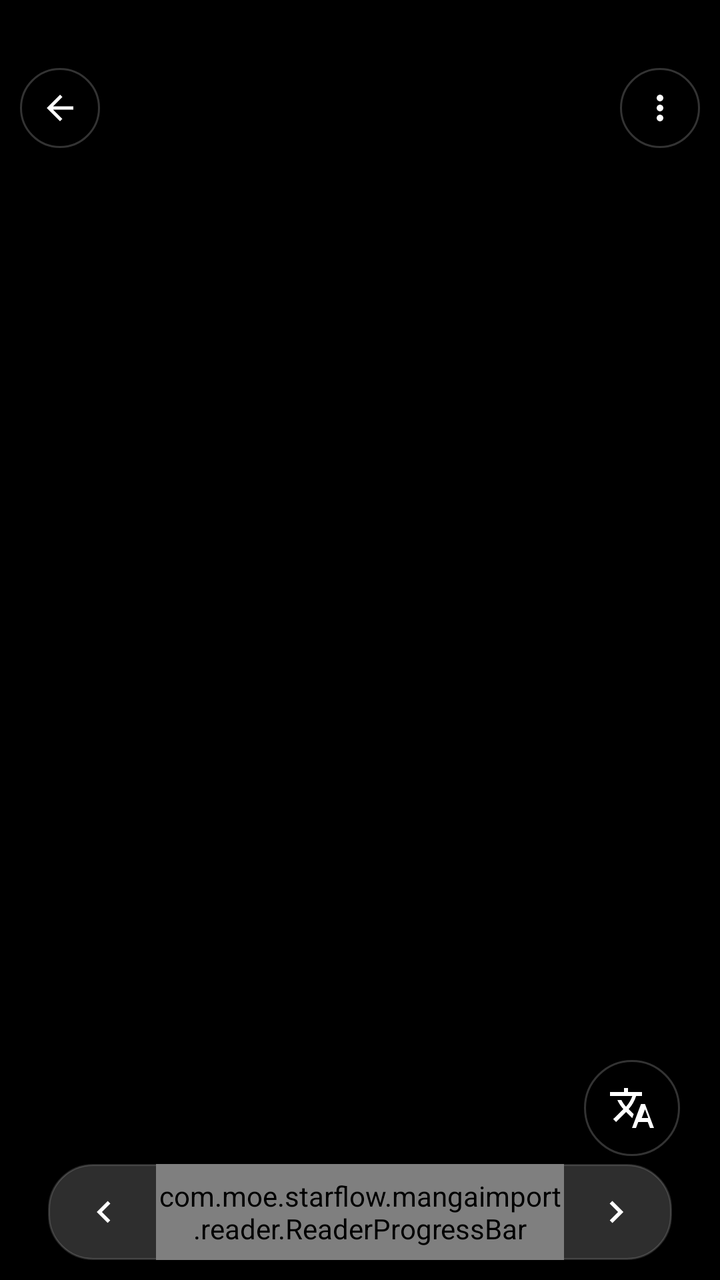
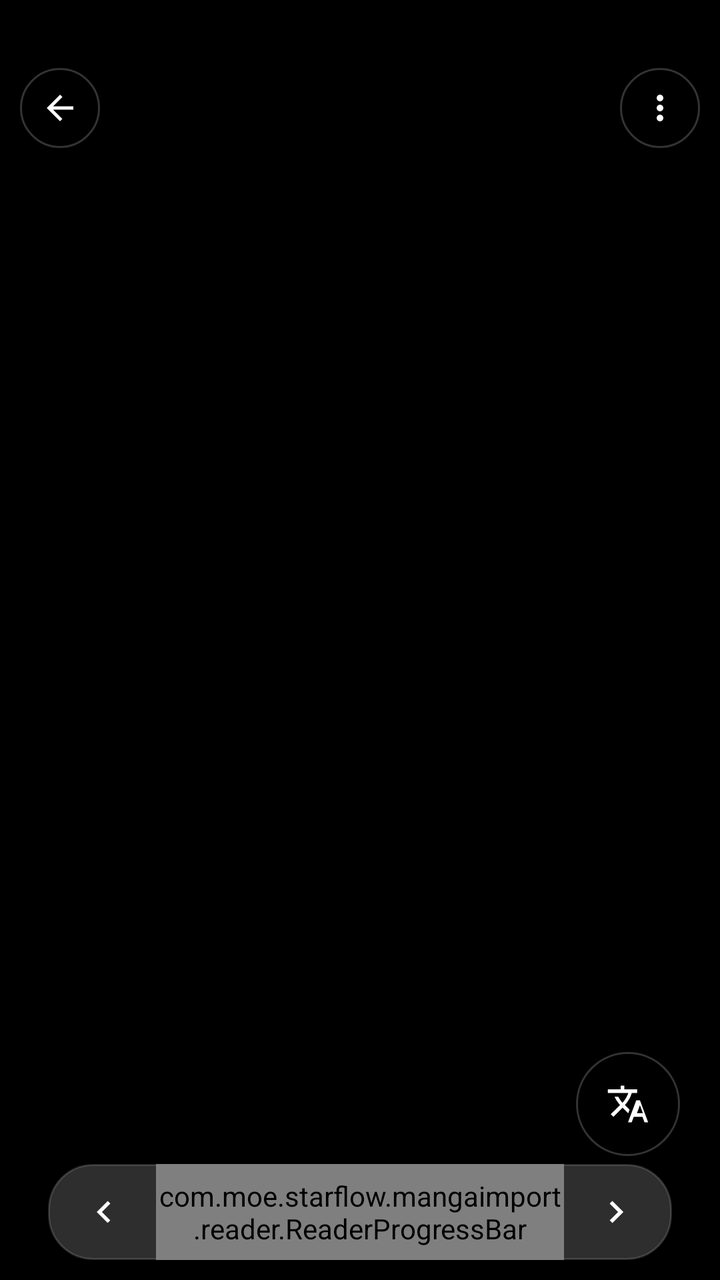

An Android layout rendered at two revisions. The XML below is the earlier revision; the diff shows what the commit changed to produce the second picture.
<!-- AndroidManifest.xml: activity theme Theme.MaterialComponents.DayNight.NoActionBar -->
<!-- res/layout/activity_manga_reader.xml -->
<?xml version="1.0" encoding="utf-8"?>
<FrameLayout
    xmlns:android="http://schemas.android.com/apk/res/android"
    android:layout_width="match_parent"
    android:layout_height="match_parent"
    android:background="#000000">

    
    <androidx.viewpager2.widget.ViewPager2
        android:id="@+id/viewPager"
        android:layout_width="match_parent"
        android:layout_height="match_parent"/>

    
    <androidx.recyclerview.widget.RecyclerView
        android:id="@+id/webtoonList"
        android:layout_width="match_parent"
        android:layout_height="match_parent"
        android:visibility="gone"/>

    
    <FrameLayout
        android:id="@+id/btn_back"
        android:layout_width="wrap_content"
        android:layout_height="wrap_content"
        android:layout_gravity="top|start"
        android:layout_marginStart="10dp"
        android:layout_marginTop="34dp"
        android:background="@drawable/bg_floating_btn_view"
        android:padding="10dp"
        android:clickable="true"
        android:contentDescription="@string/reader_back">

        <ImageView
            android:layout_width="20dp"
            android:layout_height="20dp"
            android:src="@drawable/ic_reader_back"
            android:contentDescription="@string/reader_back"/>
    </FrameLayout>

    
    <FrameLayout
        android:id="@+id/btn_menu"
        android:layout_width="wrap_content"
        android:layout_height="wrap_content"
        android:layout_gravity="top|end"
        android:layout_marginEnd="10dp"
        android:layout_marginTop="34dp"
        android:background="@drawable/bg_floating_btn_view"
        android:padding="10dp"
        android:clickable="true"
        android:contentDescription="@string/reader_tab_more">

        <ImageView
            android:layout_width="20dp"
            android:layout_height="20dp"
            android:src="@drawable/ic_reader_more"
            android:tint="#FFFFFF"
            android:contentDescription="@string/reader_tab_more"/>
    </FrameLayout>

    
    <TextView
        android:id="@+id/tv_page_indicator"
        android:layout_width="wrap_content"
        android:layout_height="wrap_content"
        android:layout_gravity="top|center_horizontal"
        android:layout_marginTop="38dp"
        android:background="@drawable/bg_pill_dark"
        android:paddingStart="12dp"
        android:paddingTop="5dp"
        android:paddingEnd="12dp"
        android:paddingBottom="5dp"
        android:textColor="#FFFFFF"
        android:textSize="13sp"/>

    
    <LinearLayout
        android:id="@+id/bottom_progress"
        android:layout_width="match_parent"
        android:layout_height="48dp"
        android:layout_gravity="bottom"
        android:orientation="horizontal"
        android:gravity="center_vertical"
        android:background="@drawable/bg_progress_pill"
        android:layout_marginStart="24dp"
        android:layout_marginEnd="24dp"
        android:layout_marginBottom="10dp"
        android:paddingStart="6dp"
        android:paddingEnd="6dp">

        <FrameLayout
            android:id="@+id/btn_prev"
            android:layout_width="44dp"
            android:layout_height="match_parent"
            android:gravity="center"
            android:clickable="true"
            android:contentDescription="@string/reader_prev">

            <ImageView
                android:layout_width="22dp"
                android:layout_height="22dp"
                android:layout_gravity="center"
                android:src="@drawable/ic_reader_prev"
                android:contentDescription="@string/reader_prev"/>
        </FrameLayout>

        <com.moe.starflow.mangaimport.reader.ReaderProgressBar
            android:id="@+id/reader_progress"
            android:layout_width="0dp"
            android:layout_height="match_parent"
            android:layout_weight="1"
            android:layout_gravity="center_vertical"
            android:layout_marginHorizontal="4dp"/>

        <FrameLayout
            android:id="@+id/btn_next"
            android:layout_width="44dp"
            android:layout_height="match_parent"
            android:gravity="center"
            android:clickable="true"
            android:contentDescription="@string/reader_next">

            <ImageView
                android:layout_width="22dp"
                android:layout_height="22dp"
                android:layout_gravity="center"
                android:src="@drawable/ic_reader_next"
                android:contentDescription="@string/reader_next"/>
        </FrameLayout>
    </LinearLayout>

    
    <FrameLayout
        android:id="@+id/btn_translate"
        android:layout_width="wrap_content"
        android:layout_height="wrap_content"
        android:layout_gravity="bottom|end"
        android:layout_marginEnd="20dp"
        android:layout_marginBottom="62dp"
        android:background="@drawable/bg_floating_btn_view"
        android:padding="12dp"
        android:clickable="true"
        android:contentDescription="@string/reader_tab_translate">

        <ImageView
            android:layout_width="24dp"
            android:layout_height="24dp"
            android:src="@drawable/ic_reader_translate"
            android:tint="#FFFFFF"
            android:contentDescription="@string/reader_tab_translate"/>
    </FrameLayout>

    
    <FrameLayout
        android:id="@+id/btn_toggle_translate"
        android:layout_width="44dp"
        android:layout_height="44dp"
        android:layout_gravity="bottom|start"
        android:layout_marginStart="20dp"
        android:layout_marginBottom="62dp"
        android:background="@drawable/bg_reader_toggle"
        android:clickable="true"
        android:visibility="gone"
        android:contentDescription="@string/reader_toggle_desc">

        <ImageView
            android:id="@+id/iv_toggle_translate"
            android:layout_width="22dp"
            android:layout_height="22dp"
            android:layout_gravity="center"
            android:src="@drawable/ic_reader_translate"
            android:tint="#FFFFFF"
            android:contentDescription="@string/reader_toggle_desc"/>
    </FrameLayout>

</FrameLayout>
<!-- resources referenced by this layout -->
<resources>
  <!-- drawable bg_floating_btn_view (drawable) -->
  <selector xmlns:android="http://schemas.android.com/apk/res/android">
      <item android:drawable="@drawable/bg_floating_btn" android:state_pressed="false"/>
      <item android:drawable="@drawable/bg_floating_btn_pressed"/>
  </selector>
  <!-- drawable bg_pill_dark (drawable) -->
  <shape xmlns:android="http://schemas.android.com/apk/res/android"
      android:shape="rectangle">
      <corners android:radius="12dp" />
      <solid android:color="#66000000" />
  </shape>
  <!-- drawable bg_progress_pill (drawable) -->
  <shape xmlns:android="http://schemas.android.com/apk/res/android"
      android:shape="rectangle">
      <corners android:radius="22dp" />
      <solid android:color="#E8333333" />
      <stroke android:width="1dp" android:color="#26FFFFFF" />
  </shape>
  <!-- drawable bg_reader_toggle (drawable) -->
  <?xml version="1.0" encoding="utf-8"?>
  <shape xmlns:android="http://schemas.android.com/apk/res/android"
      android:shape="rectangle">
      <solid android:color="#66000000"/>
      <corners android:radius="10dp"/>
      <stroke android:width="1dp" android:color="#33FFFFFF"/>
  </shape>
  <!-- drawable ic_reader_back (drawable) -->
  <vector xmlns:android="http://schemas.android.com/apk/res/android" android:width="24dp" android:height="24dp" android:viewportWidth="24" android:viewportHeight="24">
    <path android:fillColor="#FFFFFFFF" android:pathData="M20,11H7.83l5.59,-5.59L12,4l-8,8 8,8 1.41,-1.41L7.83,13H20v-2z"/>
  </vector>
  <!-- drawable ic_reader_more (drawable) -->
  <vector xmlns:android="http://schemas.android.com/apk/res/android" android:width="24dp" android:height="24dp" android:viewportWidth="24" android:viewportHeight="24">
    <path android:fillColor="#FF000000" android:pathData="M12,8c1.1,0 2,-0.9 2,-2s-0.9,-2 -2,-2 -2,0.9 -2,2 0.9,2 2,2zM12,10c-1.1,0 -2,0.9 -2,2s0.9,2 2,2 2,-0.9 2,-2 -0.9,-2 -2,-2zM12,16c-1.1,0 -2,0.9 -2,2s0.9,2 2,2 2,-0.9 2,-2 -0.9,-2 -2,-2z"/>
  </vector>
  <!-- drawable ic_reader_next (drawable) -->
  <vector xmlns:android="http://schemas.android.com/apk/res/android" android:width="22dp" android:height="22dp" android:viewportWidth="24" android:viewportHeight="24">
    <path android:fillColor="#FFFFFFFF" android:pathData="M8.59,16.59L13.17,12 8.59,7.41 10,6l6,6 -6,6z"/>
  </vector>
  <!-- drawable ic_reader_prev (drawable) -->
  <vector xmlns:android="http://schemas.android.com/apk/res/android" android:width="22dp" android:height="22dp" android:viewportWidth="24" android:viewportHeight="24">
    <path android:fillColor="#FFFFFFFF" android:pathData="M15.41,16.59L10.83,12l4.58,-4.59L14,6l-6,6 6,6z"/>
  </vector>
  <string name="reader_back">Back</string>
  <string name="reader_next">Next page</string>
  <string name="reader_prev">Previous page</string>
  <string name="reader_tab_more">More</string>
  <string name="reader_tab_translate">Translate</string>
  <string name="reader_toggle_desc">Toggle translated/original/plain</string>
  <!-- drawable bg_floating_btn (drawable) -->
  <shape xmlns:android="http://schemas.android.com/apk/res/android" android:shape="oval">
      <solid android:color="#AA000000" />
      <stroke android:width="1dp" android:color="#33FFFFFF" />
  </shape>
  <!-- drawable bg_floating_btn_pressed (drawable) -->
  <shape xmlns:android="http://schemas.android.com/apk/res/android" android:shape="oval">
      <solid android:color="#66FFFFFF" />
      <stroke android:width="1dp" android:color="#55FFFFFF" />
  </shape>
  <!-- unchanged entries left out for length: 1 -->
</resources>

<!-- the commit's change to res/layout/activity_manga_reader.xml (unified diff, before → after) -->
@@ -131,47 +131,52 @@
     </LinearLayout>
 
     
-    <FrameLayout
-        android:id="@+id/btn_translate"
+    <LinearLayout
+        android:id="@+id/translate_group"
         android:layout_width="wrap_content"
         android:layout_height="wrap_content"
         android:layout_gravity="bottom|end"
         android:layout_marginEnd="20dp"
         android:layout_marginBottom="62dp"
-        android:background="@drawable/bg_floating_btn_view"
-        android:padding="12dp"
-        android:clickable="true"
-        android:contentDescription="@string/reader_tab_translate">
+        android:orientation="horizontal"
+        android:gravity="center"
+        android:padding="6dp"
+        android:background="@drawable/bg_floating_btn_view">
 
-        <ImageView
-            android:layout_width="24dp"
-            android:layout_height="24dp"
-            android:src="@drawable/ic_reader_translate"
-            android:tint="#FFFFFF"
-            android:contentDescription="@string/reader_tab_translate"/>
-    </FrameLayout>
+        <FrameLayout
+            android:id="@+id/btn_toggle_translate"
+            android:layout_width="40dp"
+            android:layout_height="40dp"
+            android:gravity="center"
+            android:clickable="true"
+            android:visibility="gone"
+            android:contentDescription="@string/reader_toggle_desc">
+            <ImageView
+                android:id="@+id/iv_toggle_translate"
+                android:layout_width="22dp"
+                android:layout_height="22dp"
+                android:layout_gravity="center"
+                android:src="@drawable/ic_reader_translate"
+                android:tint="#FFFFFF"
+                android:contentDescription="@string/reader_toggle_desc"/>
+        </FrameLayout>
 
-    
-    <FrameLayout
-        android:id="@+id/btn_toggle_translate"
-        android:layout_width="44dp"
-        android:layout_height="44dp"
-        android:layout_gravity="bottom|start"
-        android:layout_marginStart="20dp"
-        android:layout_marginBottom="62dp"
-        android:background="@drawable/bg_reader_toggle"
-        android:clickable="true"
-        android:visibility="gone"
-        android:contentDescription="@string/reader_toggle_desc">
-
-        <ImageView
-            android:id="@+id/iv_toggle_translate"
-            android:layout_width="22dp"
-            android:layout_height="22dp"
-            android:layout_gravity="center"
-            android:src="@drawable/ic_reader_translate"
-            android:tint="#FFFFFF"
-            android:contentDescription="@string/reader_toggle_desc"/>
-    </FrameLayout>
+        <FrameLayout
+            android:id="@+id/btn_translate"
+            android:layout_width="40dp"
+            android:layout_height="40dp"
+            android:gravity="center"
+            android:clickable="true"
+            android:contentDescription="@string/reader_tab_translate">
+            <ImageView
+                android:id="@+id/iv_translate"
+                android:layout_width="22dp"
+                android:layout_height="22dp"
+                android:layout_gravity="center"
+                android:src="@drawable/ic_reader_translate"
+                android:tint="#FFFFFF"
+                android:contentDescription="@string/reader_tab_translate"/>
+        </FrameLayout>
+    </LinearLayout>
 
 </FrameLayout>
<!-- resource entries referenced after the edit -->
@@ -17,14 +17,6 @@
       <corners android:radius="22dp" />
       <solid android:color="#E8333333" />
       <stroke android:width="1dp" android:color="#26FFFFFF" />
-  </shape>
-  <!-- drawable bg_reader_toggle (drawable) -->
-  <?xml version="1.0" encoding="utf-8"?>
-  <shape xmlns:android="http://schemas.android.com/apk/res/android"
-      android:shape="rectangle">
-      <solid android:color="#66000000"/>
-      <corners android:radius="10dp"/>
-      <stroke android:width="1dp" android:color="#33FFFFFF"/>
   </shape>
   <!-- drawable ic_reader_back (drawable) -->
   <vector xmlns:android="http://schemas.android.com/apk/res/android" android:width="24dp" android:height="24dp" android:viewportWidth="24" android:viewportHeight="24">
